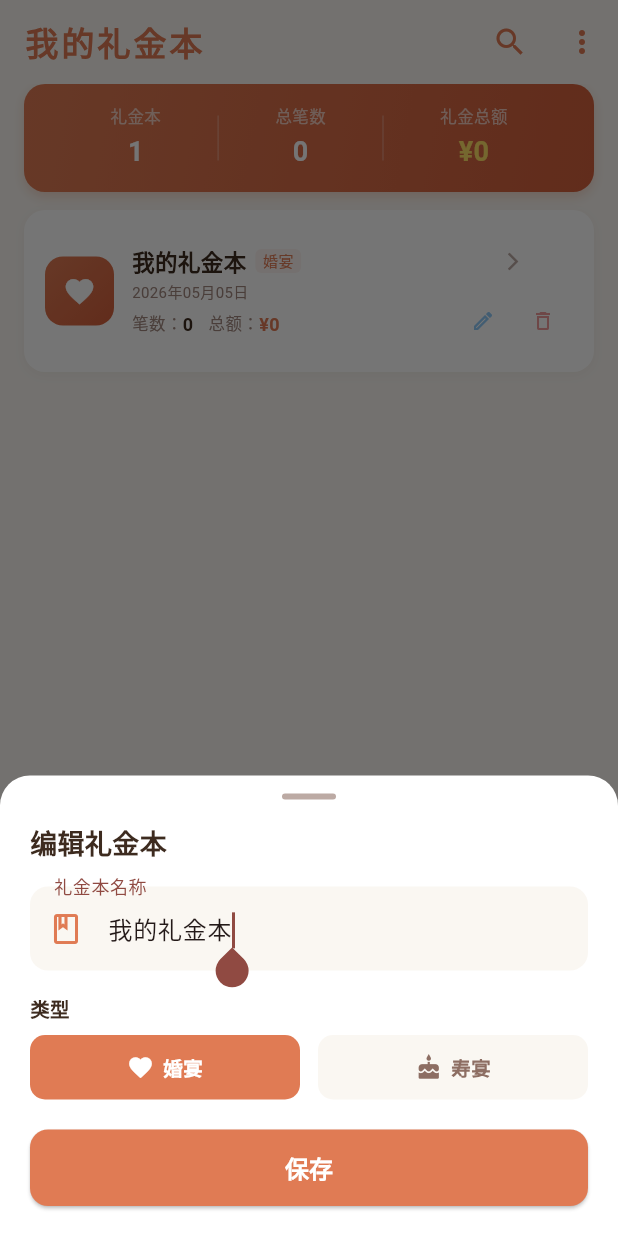
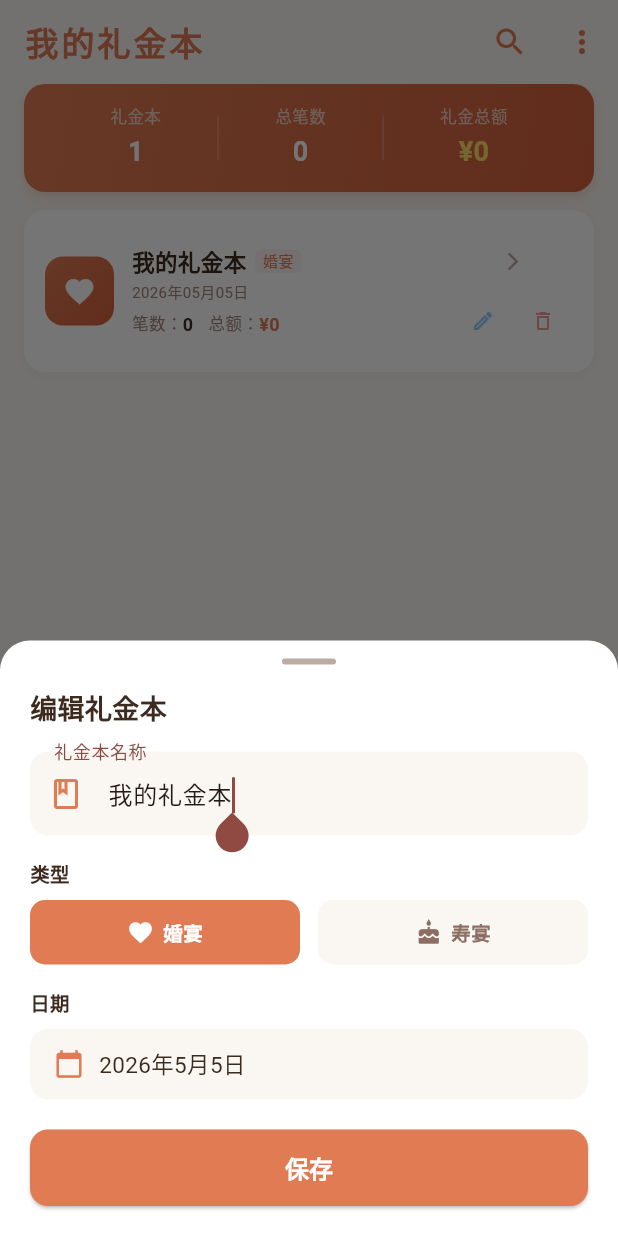
Before and after one commit to huise513/gift_record, a Flutter app: the screen it shows after launch, after a tap on the "edit" icon, on a phone screen of 412 x 824 dp. Run offline on Flutter 3.47's test engine with Material 3 defaults, Android fonts, the phone set to English and light mode, and no system bars; our stand-ins replace share_plus, sqflite; missing offline and left inert: excel, image_gallery_saver_plus; accounts and stored records are empty; Roboto replaces fonts that are missing (Microsoft YaHei).

Commit message:
fix: 编辑礼金本支持日期修改，修复Excel空sheet问题

```diff
--- a/lib/screens/gift_books_screen.dart
+++ b/lib/screens/gift_books_screen.dart
@@ -833,18 +833,32 @@ class _EditGiftBookSheet extends StatefulWidget {
 class _EditGiftBookSheetState extends State<_EditGiftBookSheet> {
   late final TextEditingController _nameController;
   late GiftBookType _selectedType;
+  late DateTime _selectedDate;
 
   @override
   void initState() {
     super.initState();
     _nameController = TextEditingController(text: widget.book.name);
     _selectedType = widget.book.type;
+    _selectedDate = widget.book.createdAt;
   }
 
   @override
   void dispose() {
     _nameController.dispose();
     super.dispose();
+  }
+
+  Future<void> _pickDate() async {
+    final picked = await showDatePicker(
+      context: context,
+      initialDate: _selectedDate,
+      firstDate: DateTime(2020),
+      lastDate: DateTime(2100),
+    );
+    if (picked != null) {
+      setState(() => _selectedDate = picked);
+    }
   }
 
   Future<void> _submit() async {
@@ -854,6 +868,7 @@ class _EditGiftBookSheetState extends State<_EditGiftBookSheet> {
     final updated = widget.book.copyWith(
       name: name,
       type: _selectedType,
+      createdAt: _selectedDate,
     );
     await DbService.updateGiftBook(updated);
     widget.onUpdated(updated);
@@ -938,6 +953,33 @@ class _EditGiftBookSheetState extends State<_EditGiftBookSheet> {
               ),
             ],
           ),
+          const SizedBox(height: 16),
+          const Text(
+            '日期',
+            style: TextStyle(fontSize: 13, fontWeight: FontWeight.w600, color: Color(0xFF3D2B1F)),
+          ),
+          const SizedBox(height: 8),
+          InkWell(
+            onTap: _pickDate,
+            borderRadius: BorderRadius.circular(12),
+            child: Container(
+              padding: const EdgeInsets.symmetric(horizontal: 16, vertical: 12),
+              decoration: BoxDecoration(
+                color: const Color(0xFFFAF7F2),
+                borderRadius: BorderRadius.circular(12),
+              ),
+              child: Row(
+                children: [
+                  const Icon(Icons.calendar_today, color: Color(0xFFE07B54), size: 20),
+                  const SizedBox(width: 10),
+                  Text(
+                    '${_selectedDate.year}年${_selectedDate.month}月${_selectedDate.day}日',
+                    style: const TextStyle(fontSize: 15, color: Color(0xFF3D2B1F)),
+                  ),
+                ],
+              ),
+            ),
+          ),
           const SizedBox(height: 20),
           SizedBox(
             width: double.infinity,
```
Also changed, not shown: lib/services/export_excel_service.dart (+5 -19 lines).
